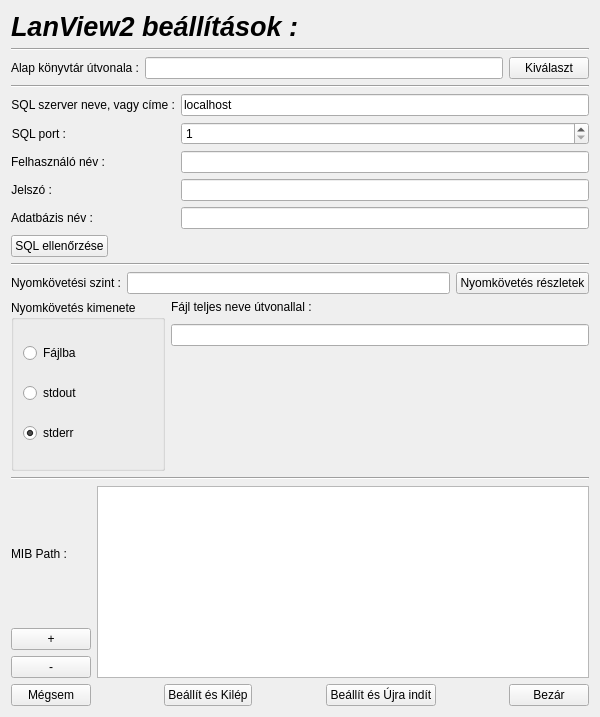
This is lv2g/setup.ui in csikfer/lanview2 as Qt 5 draws it before an edit. The edited form follows.
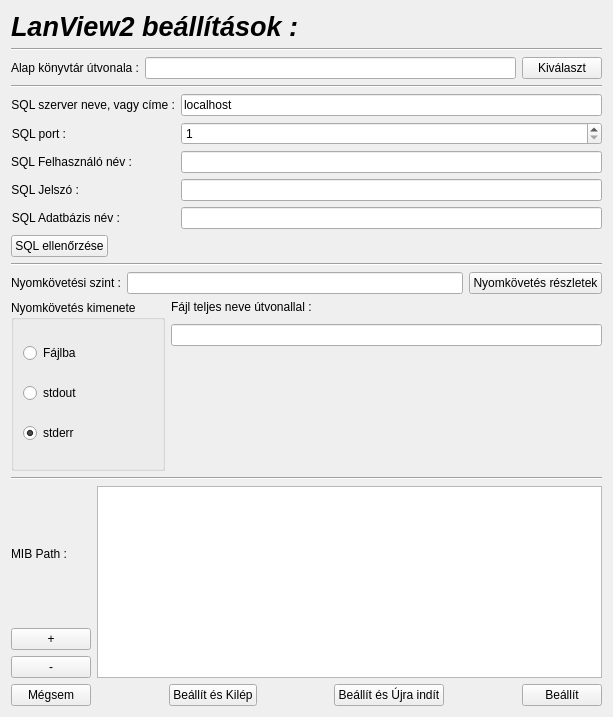
This is the edited form. Icons and pictures are not drawn.

The edit to the form file:
```diff
--- a/lv2g/setup.ui
+++ b/lv2g/setup.ui
@@ -9,7 +9,7 @@
    <rect>
     <x>0</x>
     <y>0</y>
-    <width>600</width>
+    <width>613</width>
     <height>717</height>
    </rect>
   </property>
@@ -240,7 +240,7 @@
         </spacer>
        </item>
        <item>
-        <widget class="QPushButton" name="PBApplicateAndClose">
+        <widget class="QPushButton" name="PBApplicateAndExit">
          <property name="text">
           <string>Beállít és Kilép</string>
          </property>
@@ -280,9 +280,9 @@
         </spacer>
        </item>
        <item>
-        <widget class="QPushButton" name="PBClose">
+        <widget class="QPushButton" name="PBApplicateAndClose">
          <property name="text">
-          <string>Bezár</string>
+          <string>Beállít</string>
          </property>
         </widget>
        </item>
@@ -368,7 +368,7 @@
      <item row="2" column="0">
       <widget class="QLabel" name="label_4">
        <property name="text">
-        <string>Felhasználó név :</string>
+        <string>SQL Felhasználó név :</string>
        </property>
        <property name="alignment">
         <set>Qt::AlignRight|Qt::AlignTrailing|Qt::AlignVCenter</set>
@@ -381,7 +381,7 @@
      <item row="3" column="0">
       <widget class="QLabel" name="label_6">
        <property name="text">
-        <string>Jelszó :</string>
+        <string>SQL Jelszó :</string>
        </property>
        <property name="alignment">
         <set>Qt::AlignRight|Qt::AlignTrailing|Qt::AlignVCenter</set>
@@ -398,7 +398,7 @@
      <item row="4" column="0">
       <widget class="QLabel" name="label_7">
        <property name="text">
-        <string>Adatbázis név :</string>
+        <string>SQL Adatbázis név :</string>
        </property>
        <property name="alignment">
         <set>Qt::AlignRight|Qt::AlignTrailing|Qt::AlignVCenter</set>
```
